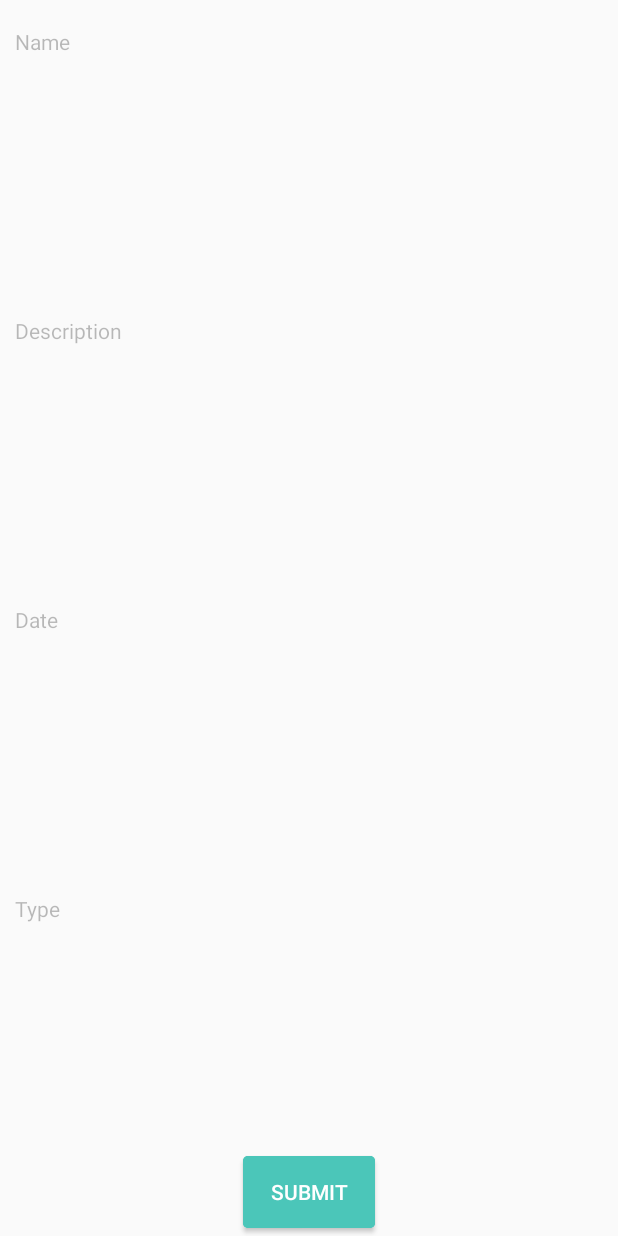
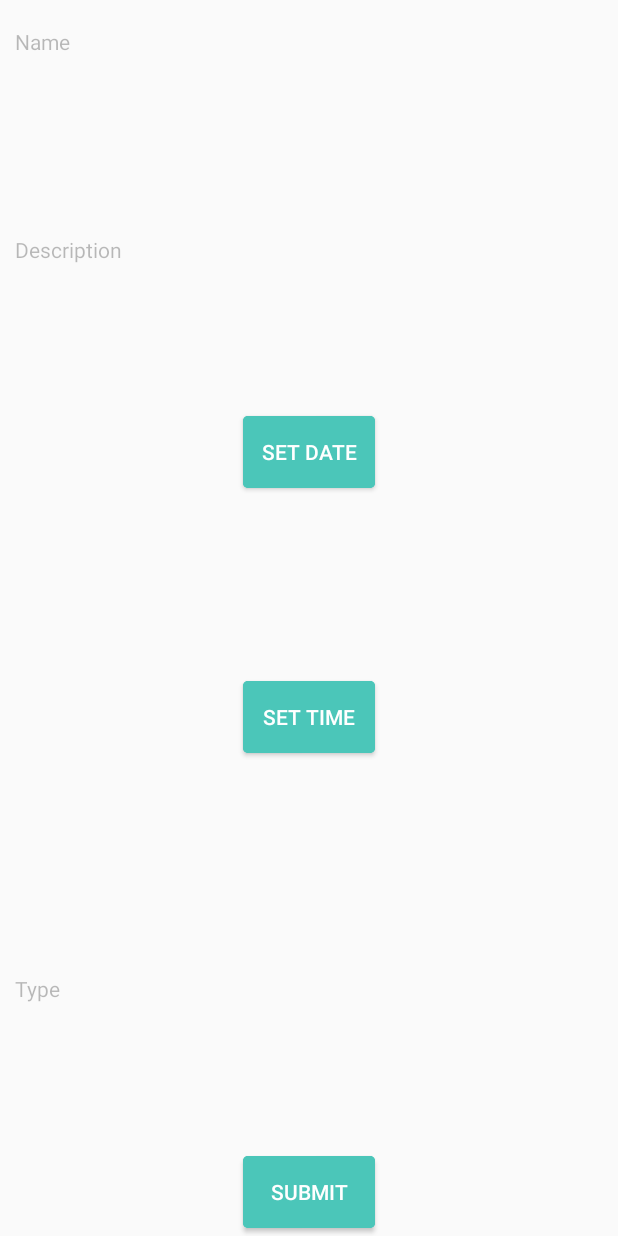
Before and after one commit to teamOSC/Studddinv2_android, an Android app: the layout fragment_events_create.xml on its own in the app's theme, with its tools: preview values and no code run, on a phone screen of 412 x 824 dp. Run offline under Robolectric (Android 15) with nearby library versions, the phone set to English and light mode, and no system bars.

Commit message:
added time and date picker

```diff
--- a/app/src/main/res/layout/fragment_events_create.xml
+++ b/app/src/main/res/layout/fragment_events_create.xml
@@ -34,17 +34,48 @@
             android:textCursorDrawable="@drawable/text_cursor_cyan"
             app:baseColor="@color/search_color"
             app:primaryColor="@color/colorPrimaryDark" />
-
+        <Button
+            android:layout_width="wrap_content"
+            android:layout_height="wrap_content"
+            android:layout_weight="0"
+            android:text="Set Date"
+            android:id="@+id/date_picker"
+            android:layout_gravity="center"
+            android:background="@drawable/bbuton_primary_rounded"
+            android:textColor="@android:color/white"
+            />
         <in.tosc.studddin.customview.MaterialEditText
-            android:id="@+id/event_date"
             android:layout_width="fill_parent"
             android:layout_height="1dp"
-            android:layout_margin="10dp"
             android:layout_weight="1"
-            android:hint="Date"
+            android:layout_marginBottom="10dp"
+            android:id="@+id/event_date"
             android:textCursorDrawable="@drawable/text_cursor_cyan"
             app:baseColor="@color/search_color"
-            app:primaryColor="@color/colorPrimaryDark" />
+            app:primaryColor="@color/colorPrimaryDark"
+            android:editable="false"
+            />
+        <Button
+            android:layout_width="wrap_content"
+            android:layout_height="wrap_content"
+            android:layout_weight="0"
+            android:text="Set Time"
+            android:id="@+id/time_picker"
+            android:layout_gravity="center"
+            android:background="@drawable/bbuton_primary_rounded"
+            android:textColor="@android:color/white"
+            />
+        <in.tosc.studddin.customview.MaterialEditText
+            android:layout_width="fill_parent"
+            android:layout_height="1dp"
+            android:layout_weight="1"
+            android:layout_marginBottom="10dp"
+            android:id="@+id/event_time"
+            android:textCursorDrawable="@drawable/text_cursor_cyan"
+            app:baseColor="@color/search_color"
+            app:primaryColor="@color/colorPrimaryDark"
+            android:editable="false"
+            />
 
         <in.tosc.studddin.customview.MaterialEditText
             android:id="@+id/event_type"
```
Also changed, not shown: app/src/main/java/in/tosc/studddin/fragments/events/EventsCreateFragment.java (+67 -0 lines).
